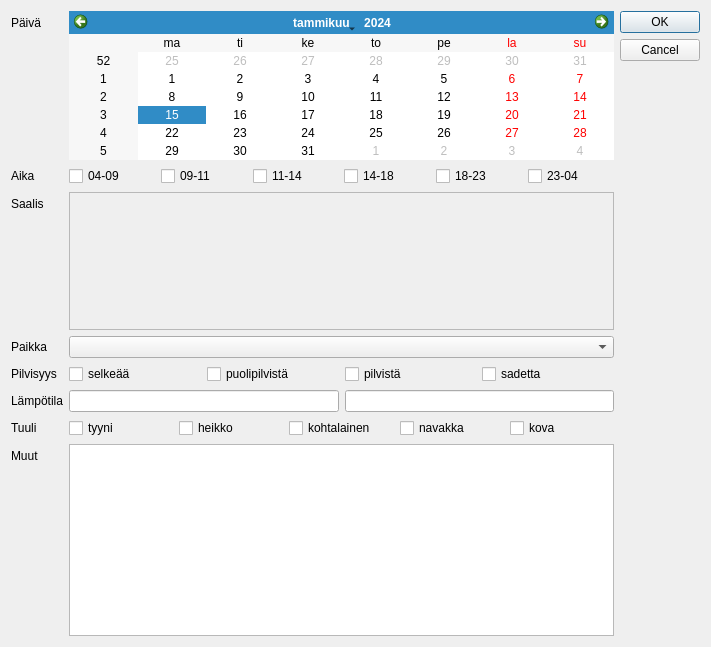
This is trip.ui in samuliwritescode/uistelupaivakirja-desktop as Qt 5 draws it before an edit. The edited form follows.
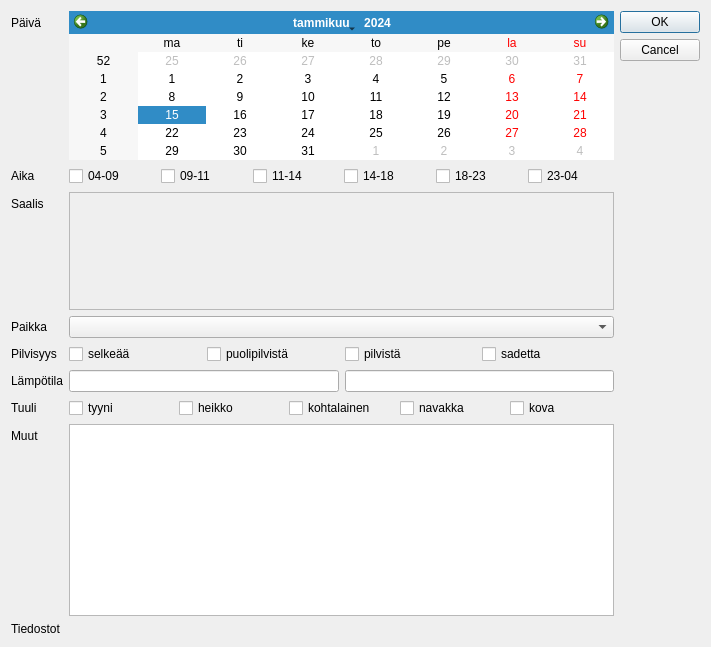
This is the edited form.

```diff
--- a/trip.ui
+++ b/trip.ui
@@ -271,6 +271,16 @@
        <item row="9" column="1">
         <widget class="QTextEdit" name="m_text"/>
        </item>
+       <item row="10" column="0">
+        <widget class="QLabel" name="label_9">
+         <property name="text">
+          <string>Tiedostot</string>
+         </property>
+        </widget>
+       </item>
+       <item row="10" column="1">
+        <layout class="QGridLayout" name="filesLayout"/>
+       </item>
       </layout>
      </item>
      <item>
```
